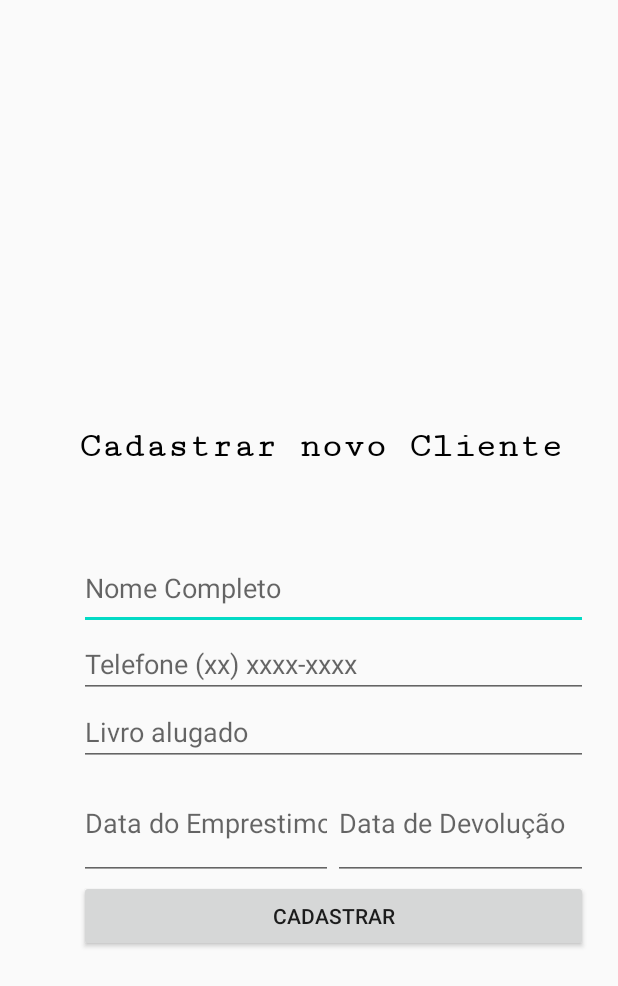
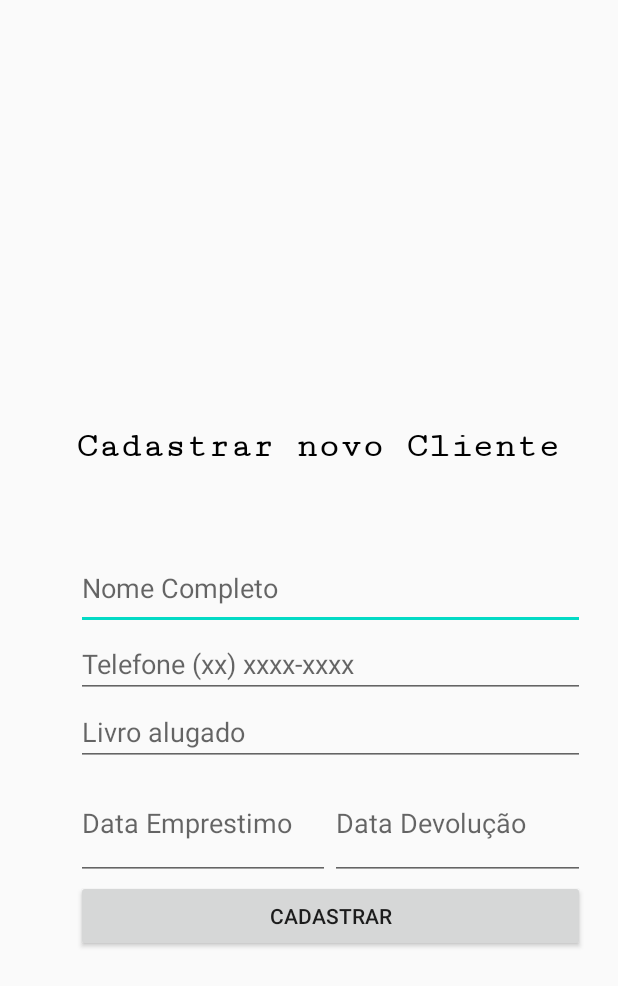
Before and after one commit to anaguglielmini/BibliotecaEscolar, an Android app: the screen it shows after launch (MainActivity), on a phone screen of 412 x 824 dp. Shown: the top 986 px of the screen. Run offline under Robolectric (Android 15) with nearby library versions, the phone set to English and light mode, and no system bars.

```diff
--- a/app/src/main/res/layout/activity_main.xml
+++ b/app/src/main/res/layout/activity_main.xml
@@ -12,6 +12,8 @@
         android:layout_marginStart="2dp"
         android:layout_marginLeft="2dp"
         android:layout_marginTop="1dp"
+        android:layout_marginEnd="2dp"
+        android:layout_marginRight="2dp"
         android:gravity="center"
         android:orientation="vertical"
         android:paddingStart="50dp"
@@ -71,19 +73,19 @@
                 android:id="@+id/txtEmp"
                 android:layout_width="169dp"
                 android:layout_height="match_parent"
+                android:autofillHints=""
                 android:ems="10"
                 android:hint="@string/txtEmp"
-                android:inputType="date"
-                android:autofillHints="" />
+                android:inputType="date" />
 
             <EditText
                 android:id="@+id/txtDev"
                 android:layout_width="wrap_content"
                 android:layout_height="match_parent"
+                android:autofillHints=""
                 android:ems="10"
                 android:hint="@string/txtDev"
-                android:inputType="date"
-                android:autofillHints="" />
+                android:inputType="date" />
         </LinearLayout>
 
         <Button
--- a/app/src/main/res/values/strings.xml
+++ b/app/src/main/res/values/strings.xml
@@ -5,6 +5,6 @@
     <string name="btnCad">Cadastrar</string>
         <string name="txtCliente">Cadastrar novo Cliente</string>
     <string name="txtLivro">Livro alugado</string>
-    <string name="txtEmp">Data do Emprestimo</string>
-    <string name="txtDev">Data de Devolução</string>
+    <string name="txtEmp">Data Emprestimo</string>
+    <string name="txtDev">Data Devolução</string>
 </resources>
```
